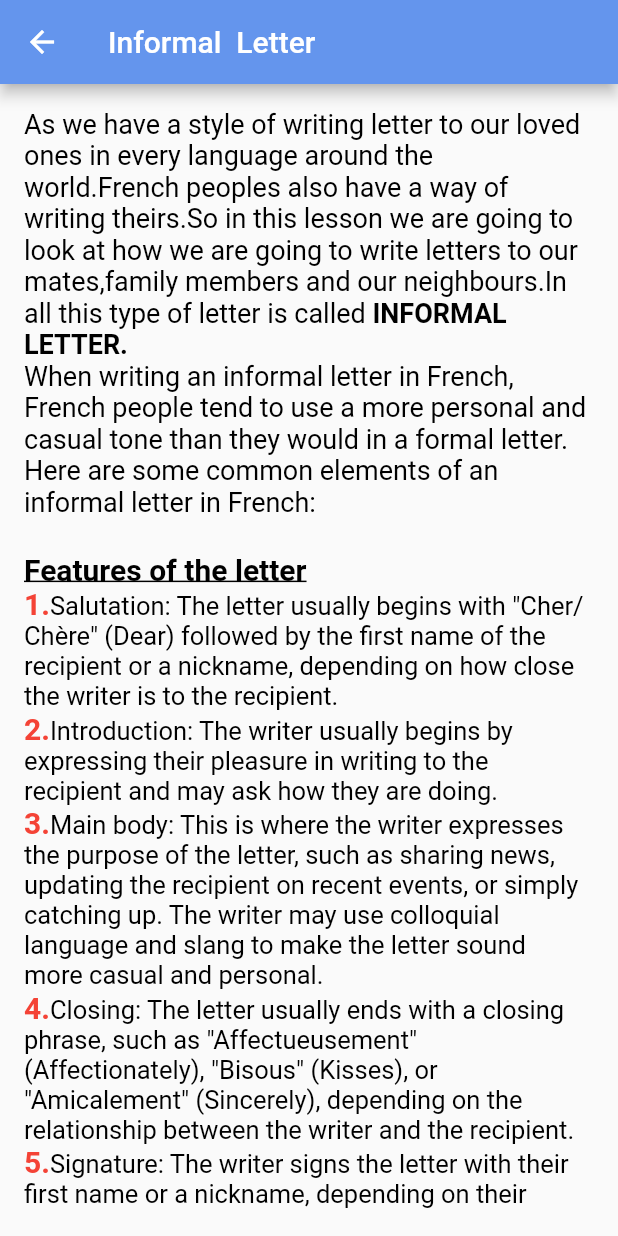
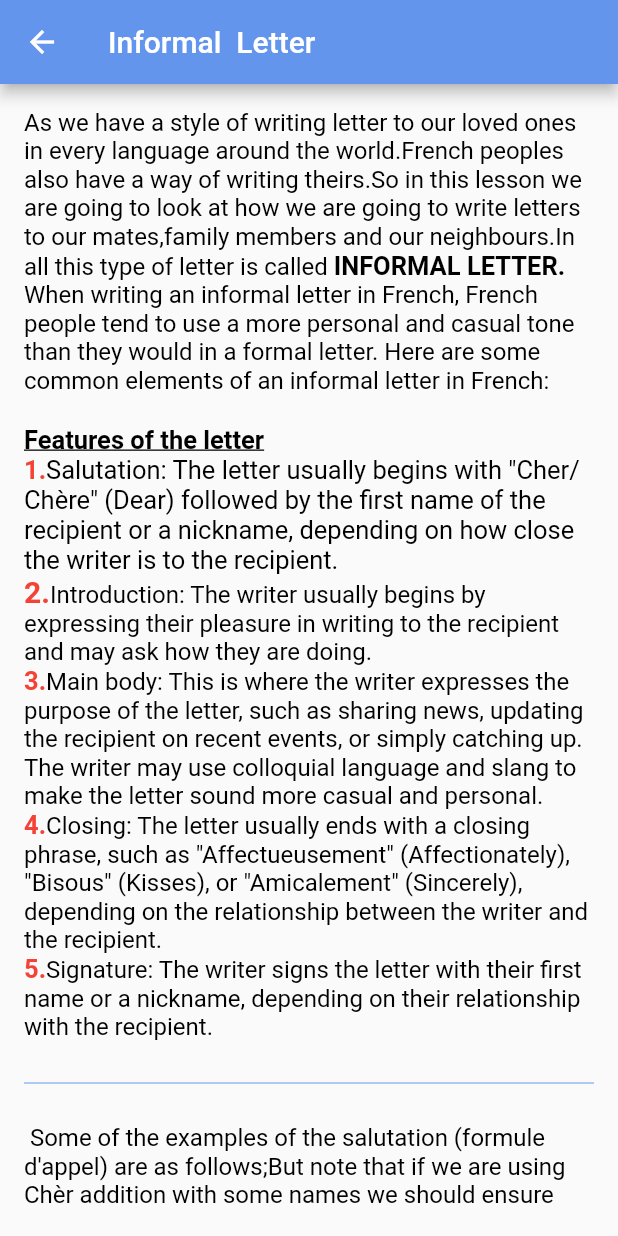
Before and after one commit to Bonnahjohn/frenchify, a Flutter app: the Informal screen opened by its route, on a phone screen of 412 x 824 dp. Run offline on Flutter 3.47's test engine with Material 2 defaults, Android fonts, the phone set to English and light mode, and no system bars; missing offline and left inert: translator.

Commit message:
fontSize of the informal letter and the about us page is created

```diff
--- a/lib/Pages/about.dart
+++ b/lib/Pages/about.dart
@@ -1,6 +1,8 @@
 // ignore_for_file: unused_import
 
 import 'package:flutter/material.dart';
+import 'package:frenchify/Pages/configuration.dart';
+import 'package:frenchify/advan/Letter/config.dart';
 import 'package:frenchify/main.dart';
 
 class About extends StatelessWidget {
@@ -18,9 +20,7 @@ class About extends StatelessWidget {
         padding: const EdgeInsets.all(16.0),
         child: SingleChildScrollView(
           child: Column(
-            children: [
-              Image.asset('assets/images/ok.png', fit: BoxFit.fitHeight)
-            ],
+            children: <Widget>[Text(myNote)],
           ),
         ),
       )),
--- /dev/null
+++ b/lib/Pages/configuration.dart
@@ -0,0 +1,2 @@
+String myNote =
+    "Dear Users,\n \n We are delighted to present to you Frenchify, a revolutionary French learning app that is here to make learning French easier and more fun than ever before! Our team of experienced educators and developers has worked tirelessly to create an app that is tailored to your needs and preferences.\n \n At Frenchify, we believe that learning a language should be a joyful experience, and that is why our app is designed to be intuitive, interactive, and engaging. With Frenchify, you will learn French at your own pace, in your own time, and in a way that suits your learning style. Whether you are a complete beginner or an advanced learner, we have something for everyone.\nAt Frenchify, we are committed to helping you achieve your language learning goals, and we will be with you every step of the way. Our team of experts is always available to answer your questions and provide you with personalized support to ensure that you get the most out of our app.So, whether you are looking to learn French for work, travel, or just for fun, Frenchify is the perfect app for you.";
--- a/lib/Pages/settings.dart
+++ b/lib/Pages/settings.dart
@@ -19,7 +19,7 @@ class Settings extends StatelessWidget {
         child: SingleChildScrollView(
           child: Column(
             children: [
-              Image.asset('assets/images/ok.png', fit: BoxFit.fitHeight)
+              Image.asset('assets/images/logo.jpg', fit: BoxFit.fitHeight)
             ],
           ),
         ),
--- a/lib/advan/Letter/informal.dart
+++ b/lib/advan/Letter/informal.dart
@@ -23,30 +23,30 @@ class Informal extends StatelessWidget {
                 TextSpan(
                     text:
                         'As we have a style of writing letter to our loved ones in every language around the world.French peoples also have a way of writing theirs.So in this lesson we are going to look at how we are going to write letters to our mates,family members and our neighbours.In all this type of letter is called ',
-                    style: TextStyle(color: Colors.black, fontSize: 18)),
+                    style: TextStyle(color: Colors.black, fontSize: 16)),
                 TextSpan(
                     text: 'INFORMAL LETTER.',
                     style: TextStyle(
                         fontWeight: FontWeight.bold,
                         color: Colors.black,
-                        fontSize: 18)),
+                        fontSize: 17)),
                 TextSpan(
                     text:
                         "\nWhen writing an informal letter in French, French people tend to use a more personal and casual tone than they would in a formal letter. Here are some common elements of an informal letter in French:",
-                    style: TextStyle(color: Colors.black, fontSize: 18)),
+                    style: TextStyle(color: Colors.black, fontSize: 16)),
                 TextSpan(
                     text: '\n \nFeatures of the letter',
                     style: TextStyle(
                         decoration: TextDecoration.underline,
                         color: Colors.black,
                         fontWeight: FontWeight.bold,
-                        fontSize: 20)),
+                        fontSize: 17)),
                 TextSpan(
                     text: '\n1.',
                     style: TextStyle(
                         color: Colors.red,
                         fontWeight: FontWeight.bold,
-                        fontSize: 20)),
+                        fontSize: 17)),
                 TextSpan(
                     text:
                         'Salutation: The letter usually begins with "Cher/Chère" (Dear) followed by the first name of the recipient or a nickname, depending on how close the writer is to the recipient.',
@@ -66,46 +66,46 @@ class Informal extends StatelessWidget {
                     style: TextStyle(
                         color: Colors.black,
                         fontWeight: FontWeight.normal,
-                        fontSize: 17)),
+                        fontSize: 16)),
                 TextSpan(
                     text: '\n3.',
                     style: TextStyle(
                         color: Colors.red,
                         fontWeight: FontWeight.bold,
-                        fontSize: 20)),
+                        fontSize: 17)),
                 TextSpan(
                     text:
                         'Main body: This is where the writer expresses the purpose of the letter, such as sharing news, updating the recipient on recent events, or simply catching up. The writer may use colloquial language and slang to make the letter sound more casual and personal.',
                     style: TextStyle(
                         color: Colors.black,
                         fontWeight: FontWeight.normal,
-                        fontSize: 17)),
+                        fontSize: 16)),
                 TextSpan(
                     text: '\n4.',
                     style: TextStyle(
                         color: Colors.red,
                         fontWeight: FontWeight.bold,
-                        fontSize: 20)),
+                        fontSize: 17)),
                 TextSpan(
                     text:
                         'Closing: The letter usually ends with a closing phrase, such as "Affectueusement" (Affectionately), "Bisous" (Kisses), or "Amicalement" (Sincerely), depending on the relationship between the writer and the recipient.',
                     style: TextStyle(
                         color: Colors.black,
                         fontWeight: FontWeight.normal,
-                        fontSize: 17)),
+                        fontSize: 16)),
                 TextSpan(
                     text: '\n5.',
                     style: TextStyle(
                         color: Colors.red,
                         fontWeight: FontWeight.bold,
-                        fontSize: 20)),
+                        fontSize: 17)),
                 TextSpan(
                     text:
                         'Signature: The writer signs the letter with their first name or a nickname, depending on their relationship with the recipient.',
                     style: TextStyle(
                         color: Colors.black,
                         fontWeight: FontWeight.normal,
-                        fontSize: 17)),
+                        fontSize: 16)),
               ])),
               SizedBox(
                 height: 20,
@@ -118,7 +118,7 @@ class Informal extends StatelessWidget {
                 TextSpan(
                     text:
                         "\n Some of the examples of the salutation (formule d'appel) are as follows;But note that if we are using Chèr addition with some names we should ensure that if the name we are referring to is a female we will  add E at the end of the chere like this (Chère) but if the name we are referring to is a male then we should maintain it as it is.",
-                    style: TextStyle(color: Colors.black, fontSize: 18)),
+                    style: TextStyle(color: Colors.black, fontSize: 16)),
                 TextSpan(
                     text:
                         "\n \nExamples of the salutation \n (Formule d'appel)",
@@ -132,7 +132,7 @@ class Informal extends StatelessWidget {
                     style: TextStyle(
                         color: Colors.red,
                         fontWeight: FontWeight.bold,
-                        fontSize: 20)),
+                        fontSize: 17)),
                 TextSpan(
                     text: "Dear son/Dear daughter\n    Chèr fils / Chère fille",
                     style: TextStyle(
@@ -144,7 +144,7 @@ class Informal extends StatelessWidget {
                     style: TextStyle(
                         color: Colors.red,
                         fontWeight: FontWeight.bold,
-                        fontSize: 20)),
+                        fontSize: 17)),
                 TextSpan(
                     text: "Dear Friend\n     Chèr ami(M) / Chère amie(F)",
                     style: TextStyle(
@@ -156,37 +156,37 @@ class Informal extends StatelessWidget {
                     style: TextStyle(
                         color: Colors.red,
                         fontWeight: FontWeight.bold,
-                        fontSize: 20)),
+                        fontSize: 17)),
                 TextSpan(
                     text: "My old\n     Mon viuex copain",
                     style: TextStyle(
                         color: Colors.black,
                         fontWeight: FontWeight.normal,
-                        fontSize: 17)),
+                        fontSize: 16)),
                 TextSpan(
                     text: '\n4.',
                     style: TextStyle(
                         color: Colors.red,
                         fontWeight: FontWeight.bold,
-                        fontSize: 20)),
+                        fontSize: 17)),
                 TextSpan(
                     text: "my little Leo\n     Mon  petit Léo",
                     style: TextStyle(
                         color: Colors.black,
                         fontWeight: FontWeight.normal,
-                        fontSize: 17)),
+                        fontSize: 16)),
                 TextSpan(
                     text: '\n5.',
                     style: TextStyle(
                         color: Colors.red,
                         fontWeight: FontWeight.bold,
-                        fontSize: 20)),
+                        fontSize: 17)),
                 TextSpan(
                     text: "My dear \n     Ma Chère amie",
                     style: TextStyle(
                         color: Colors.black,
                         fontWeight: FontWeight.normal,
-                        fontSize: 17)),
+                        fontSize: 16)),
               ])),
               SizedBox(
                 height: 20,
@@ -202,93 +202,93 @@ class Informal extends StatelessWidget {
                         decoration: TextDecoration.underline,
                         color: Colors.black,
                         fontWeight: FontWeight.bold,
-                        fontSize: 20)),
+                        fontSize: 17)),
                 TextSpan(
                     text: '\n1.',
                     style: TextStyle(
                         color: Colors.red,
                         fontWeight: FontWeight.bold,
-                        fontSize: 20)),
+                        fontSize: 17)),
                 TextSpan(
                     text: "Your friend\n     Ton amie(F) /Ton ami(M)",
                     style: TextStyle(
                         color: Colors.black,
                         fontWeight: FontWeight.normal,
-                        fontSize: 17)),
+                        fontSize: 16)),
                 TextSpan(
                     text: '\n2.',
                     style: TextStyle(
                         color: Colors.red,
                         fontWeight: FontWeight.bold,
-                        fontSize: 20)),
+                        fontSize: 17)),
                 TextSpan(
                     text: "See you soon\n     À bientot",
                     style: TextStyle(
                         color: Colors.black,
                         fontWeight: FontWeight.normal,
-                        fontSize: 17)),
+                        fontSize: 16)),
                 TextSpan(
                     text: '\n3.',
                     style: TextStyle(
                         color: Colors.red,
                         fontWeight: FontWeight.bold,
-                        fontSize: 20)),
+                        fontSize: 17)),
                 TextSpan(
                     text: "Good bye\n     Au revoir",
                     style: TextStyle(
                         color: Colors.black,
                         fontWeight: FontWeight.normal,
-                        fontSize: 17)),
+                        fontSize: 16)),
                 TextSpan(
                     text: '\n4.',
                     style: TextStyle(
                         color: Colors.red,
                         fontWeight: FontWeight.bold,
-                        fontSize: 20)),
+                        fontSize: 17)),
                 TextSpan(
                     text: "Kiss\n     Bisou",
                     style: TextStyle(
                         color: Colors.black,
                         fontWeight: FontWeight.normal,
-                        fontSize: 17)),
+                        fontSize: 16)),
                 TextSpan(
                     text: '\n5.',
                     style: TextStyle(
                         color: Colors.red,
                         fontWeight: FontWeight.bold,
-                        fontSize: 20)),
+                        fontSize: 17)),
                 TextSpan(
                     text: "I your friend,\n    Je t'aime,",
                     style: TextStyle(
                         color: Colors.black,
                         fontWeight: FontWeight.normal,
-                        fontSize: 17)),
+                        fontSize: 16)),
                 TextSpan(
                     text:
                         "\n\nNote that after the subscription you have to print your name (signature) under the subscription like this;",
                     style: TextStyle(
                         color: Colors.black,
                         fontWeight: FontWeight.w800,
-                        fontSize: 17)),
+                        fontSize: 16)),
                 TextSpan(
                     text: "\nTon amie, \n Kevelyn",
                     style: TextStyle(
                         color: Colors.orange,
                         fontWeight: FontWeight.normal,
-                        fontSize: 17)),
+                        fontSize: 16)),
                 TextSpan(
                     text: "\n\nAu revoir,\nGodwin",
                     style: TextStyle(
                         color: Colors.green,
                         fontWeight: FontWeight.normal,
-                        fontSize: 17)),
+                        fontSize: 16)),
               ])),
               SizedBox(
                 height: 30,
               ),
               Text(
                 'Below is an image showing the sample of informal letter.',
-                style: TextStyle(fontSize: 18),
+                style: TextStyle(fontSize: 16),
               ),
               SizedBox(
                 height: 30,
--- a/lib/begin/begin.dart
+++ b/lib/begin/begin.dart
@@ -50,7 +50,8 @@ class Beginner extends StatelessWidget {
             ),
             Card(
               child: ListTile(
-                leading: Icon(Icons.family_restroom),
+                leading: Image.asset('assets/images/num.jpg',
+                    width: 100, height: 500),
                 title: Text('Numbers and counting'),
                 subtitle: Text('Nombres et comptage'),
                 trailing: Icon(Icons.arrow_right),
@@ -61,7 +62,8 @@ class Beginner extends StatelessWidget {
             ),
             Card(
               child: ListTile(
-                leading: Icon(Icons.timeline),
+                leading: Image.asset('assets/images/num.jpg',
+                    width: 100, height: 500),
                 title: Text('Colors and describing things'),
                 subtitle: Text('couleurs et description des choses'),
                 trailing: Icon(Icons.arrow_right),
```
Also changed, not shown: assets/images/color.jpg (added), assets/images/fam.jpg (added), assets/images/let.jpg (added), assets/images/nature.jpg (added), assets/images/num.jpg (added), assets/images/ok.png (deleted), assets/images/prof.jpg (added), assets/images/special.jpg (added), assets/images/time.jpg (added).
